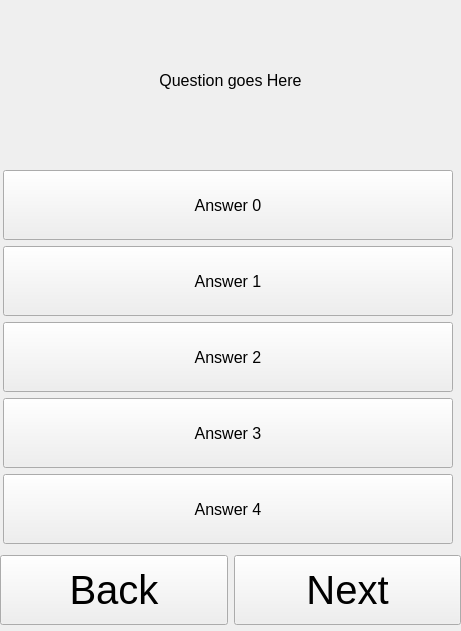
Before: the Qt Designer form umati/UmatiSurveyTaskView.ui in kheimerl/umati, drawn with Qt 5.
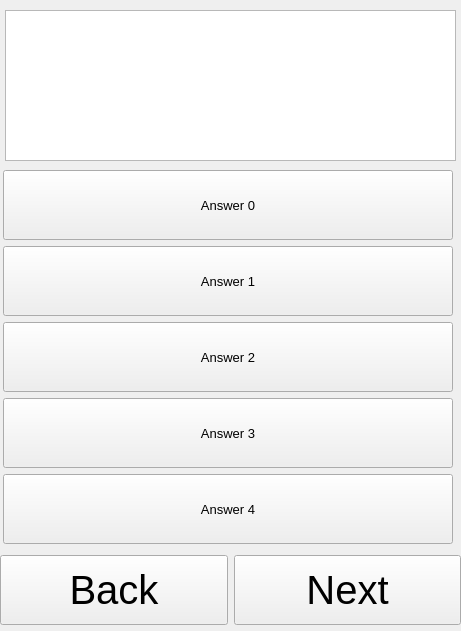
After: the same form once the commit is applied.

The edit to the form file:
```diff
--- a/umati/UmatiSurveyTaskView.ui
+++ b/umati/UmatiSurveyTaskView.ui
@@ -13,30 +13,6 @@
   <property name="windowTitle">
    <string>Form</string>
   </property>
-  <widget class="QLabel" name="questionBox">
-   <property name="geometry">
-    <rect>
-     <x>0</x>
-     <y>10</y>
-     <width>461</width>
-     <height>141</height>
-    </rect>
-   </property>
-   <property name="font">
-    <font>
-     <pointsize>12</pointsize>
-    </font>
-   </property>
-   <property name="text">
-    <string>Question goes Here</string>
-   </property>
-   <property name="alignment">
-    <set>Qt::AlignCenter</set>
-   </property>
-   <property name="wordWrap">
-    <bool>true</bool>
-   </property>
-  </widget>
   <widget class="QWidget" name="gridLayoutWidget">
    <property name="geometry">
     <rect>
@@ -117,7 +93,7 @@
       </property>
       <property name="font">
        <font>
-        <pointsize>12</pointsize>
+        <pointsize>10</pointsize>
        </font>
       </property>
       <property name="layoutDirection">
@@ -156,7 +132,7 @@
       </property>
       <property name="font">
        <font>
-        <pointsize>12</pointsize>
+        <pointsize>10</pointsize>
        </font>
       </property>
       <property name="layoutDirection">
@@ -195,7 +171,7 @@
       </property>
       <property name="font">
        <font>
-        <pointsize>12</pointsize>
+        <pointsize>10</pointsize>
        </font>
       </property>
       <property name="layoutDirection">
@@ -234,7 +210,7 @@
       </property>
       <property name="font">
        <font>
-        <pointsize>12</pointsize>
+        <pointsize>10</pointsize>
        </font>
       </property>
       <property name="layoutDirection">
@@ -273,7 +249,7 @@
       </property>
       <property name="font">
        <font>
-        <pointsize>12</pointsize>
+        <pointsize>10</pointsize>
        </font>
       </property>
       <property name="layoutDirection">
@@ -292,6 +268,16 @@
     </item>
    </layout>
   </widget>
+  <widget class="QTextBrowser" name="questionBox">
+   <property name="geometry">
+    <rect>
+     <x>5</x>
+     <y>10</y>
+     <width>451</width>
+     <height>151</height>
+    </rect>
+   </property>
+  </widget>
  </widget>
  <resources/>
  <connections/>
```
